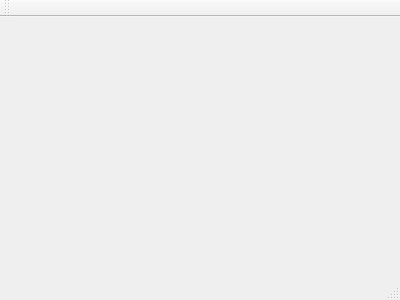
Before: the Qt Designer form mainwindow.ui in diogo0001/geotag, drawn with Qt 5.
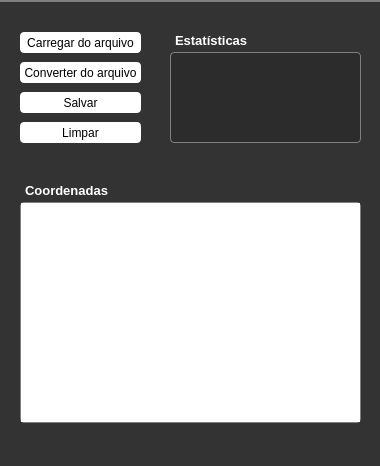
After: the same form once the commit is applied.

```diff
--- a/mainwindow.ui
+++ b/mainwindow.ui
@@ -1,24 +1,263 @@
 <ui version="4.0">
  <class>MainWindow</class>
- <widget class="QMainWindow" name="MainWindow" >
-  <property name="geometry" >
+ <widget class="QMainWindow" name="MainWindow">
+  <property name="geometry">
    <rect>
     <x>0</x>
     <y>0</y>
-    <width>400</width>
-    <height>300</height>
+    <width>380</width>
+    <height>466</height>
    </rect>
   </property>
-  <property name="windowTitle" >
-   <string>MainWindow</string>
+  <property name="sizePolicy">
+   <sizepolicy hsizetype="Fixed" vsizetype="Fixed">
+    <horstretch>0</horstretch>
+    <verstretch>0</verstretch>
+   </sizepolicy>
   </property>
-  <widget class="QMenuBar" name="menuBar" />
-  <widget class="QToolBar" name="mainToolBar" />
-  <widget class="QWidget" name="centralWidget" />
-  <widget class="QStatusBar" name="statusBar" />
+  <property name="minimumSize">
+   <size>
+    <width>380</width>
+    <height>466</height>
+   </size>
+  </property>
+  <property name="maximumSize">
+   <size>
+    <width>380</width>
+    <height>466</height>
+   </size>
+  </property>
+  <property name="windowTitle">
+   <string>Coordenadas Mapeadas</string>
+  </property>
+  <property name="styleSheet">
+   <string notr="true">QPushButton {
+color: black;
+background-color: white;
+border-radius: 4px;
+ }
+
+QPushButton:hover:!pressed{
+border: 1px solid white;
+background-color: #cccccc;
+}
+
+QLabel{
+color:white;
+padding:2px;
+}
+
+ QMainWindow{
+background-color: #333333
+}
+
+QListView{
+background-color: #333333;
+border:#333333;
+color:white
+}
+
+QMenuBar{
+background-color: #232323;
+border: 1px solid grey;
+color:white;
+}
+
+QPlainTextEdit{
+border: 1px solid grey;
+border-radius: 4px;
+}
+</string>
+  </property>
+  <widget class="QWidget" name="centralWidget">
+   <widget class="QPushButton" name="abrir_arquivo">
+    <property name="geometry">
+     <rect>
+      <x>20</x>
+      <y>30</y>
+      <width>121</width>
+      <height>21</height>
+     </rect>
+    </property>
+    <property name="text">
+     <string>Carregar do arquivo</string>
+    </property>
+   </widget>
+   <widget class="QPushButton" name="converter">
+    <property name="geometry">
+     <rect>
+      <x>20</x>
+      <y>60</y>
+      <width>121</width>
+      <height>21</height>
+     </rect>
+    </property>
+    <property name="text">
+     <string>Converter do arquivo</string>
+    </property>
+   </widget>
+   <widget class="QPushButton" name="salvar">
+    <property name="geometry">
+     <rect>
+      <x>20</x>
+      <y>90</y>
+      <width>121</width>
+      <height>21</height>
+     </rect>
+    </property>
+    <property name="text">
+     <string>Salvar</string>
+    </property>
+   </widget>
+   <widget class="QPlainTextEdit" name="plainTextEdit">
+    <property name="geometry">
+     <rect>
+      <x>20</x>
+      <y>200</y>
+      <width>341</width>
+      <height>221</height>
+     </rect>
+    </property>
+    <property name="acceptDrops">
+     <bool>false</bool>
+    </property>
+    <property name="plainText">
+     <string/>
+    </property>
+   </widget>
+   <widget class="QLabel" name="label">
+    <property name="geometry">
+     <rect>
+      <x>20</x>
+      <y>180</y>
+      <width>101</width>
+      <height>16</height>
+     </rect>
+    </property>
+    <property name="font">
+     <font>
+      <pointsize>10</pointsize>
+      <weight>75</weight>
+      <bold>true</bold>
+     </font>
+    </property>
+    <property name="layoutDirection">
+     <enum>Qt::LeftToRight</enum>
+    </property>
+    <property name="text">
+     <string>Coordenadas</string>
+    </property>
+    <property name="alignment">
+     <set>Qt::AlignLeading|Qt::AlignLeft|Qt::AlignVCenter</set>
+    </property>
+   </widget>
+   <widget class="QLabel" name="label_2">
+    <property name="geometry">
+     <rect>
+      <x>170</x>
+      <y>50</y>
+      <width>191</width>
+      <height>91</height>
+     </rect>
+    </property>
+    <property name="font">
+     <font>
+      <weight>75</weight>
+      <bold>true</bold>
+     </font>
+    </property>
+    <property name="styleSheet">
+     <string notr="true">QLabel{
+background-color:rgba(44, 44, 44, 244);
+border-radius:4px;
+padding:6px;
+border: 1px solid grey;
+}</string>
+    </property>
+    <property name="text">
+     <string/>
+    </property>
+    <property name="alignment">
+     <set>Qt::AlignLeading|Qt::AlignLeft|Qt::AlignTop</set>
+    </property>
+   </widget>
+   <widget class="QPushButton" name="limpar">
+    <property name="geometry">
+     <rect>
+      <x>20</x>
+      <y>120</y>
+      <width>121</width>
+      <height>21</height>
+     </rect>
+    </property>
+    <property name="text">
+     <string>Limpar</string>
+    </property>
+   </widget>
+   <widget class="QLabel" name="label_3">
+    <property name="geometry">
+     <rect>
+      <x>170</x>
+      <y>30</y>
+      <width>91</width>
+      <height>16</height>
+     </rect>
+    </property>
+    <property name="font">
+     <font>
+      <pointsize>10</pointsize>
+      <weight>75</weight>
+      <bold>true</bold>
+     </font>
+    </property>
+    <property name="layoutDirection">
+     <enum>Qt::LeftToRight</enum>
+    </property>
+    <property name="text">
+     <string>Estatísticas</string>
+    </property>
+    <property name="alignment">
+     <set>Qt::AlignLeading|Qt::AlignLeft|Qt::AlignVCenter</set>
+    </property>
+   </widget>
+  </widget>
+  <widget class="QMenuBar" name="menuBar">
+   <property name="geometry">
+    <rect>
+     <x>0</x>
+     <y>0</y>
+     <width>380</width>
+     <height>22</height>
+    </rect>
+   </property>
+  </widget>
+  <action name="actionAbrir_arquivo">
+   <property name="text">
+    <string>Abrir arquivo</string>
+   </property>
+  </action>
+  <action name="actionConverter">
+   <property name="text">
+    <string>Converter</string>
+   </property>
+  </action>
+  <action name="actionSalvar_como">
+   <property name="text">
+    <string>Salvar como</string>
+   </property>
+  </action>
+  <action name="actionLimpar">
+   <property name="text">
+    <string>Limpar</string>
+   </property>
+  </action>
+  <action name="actionHelp">
+   <property name="text">
+    <string>Help</string>
+   </property>
+  </action>
  </widget>
- <layoutDefault spacing="6" margin="11" />
- <pixmapfunction></pixmapfunction>
+ <layoutdefault spacing="6" margin="11"/>
  <resources/>
  <connections/>
 </ui>
```
Left out of the diff: 1 changed line with no effect on the pictures.
